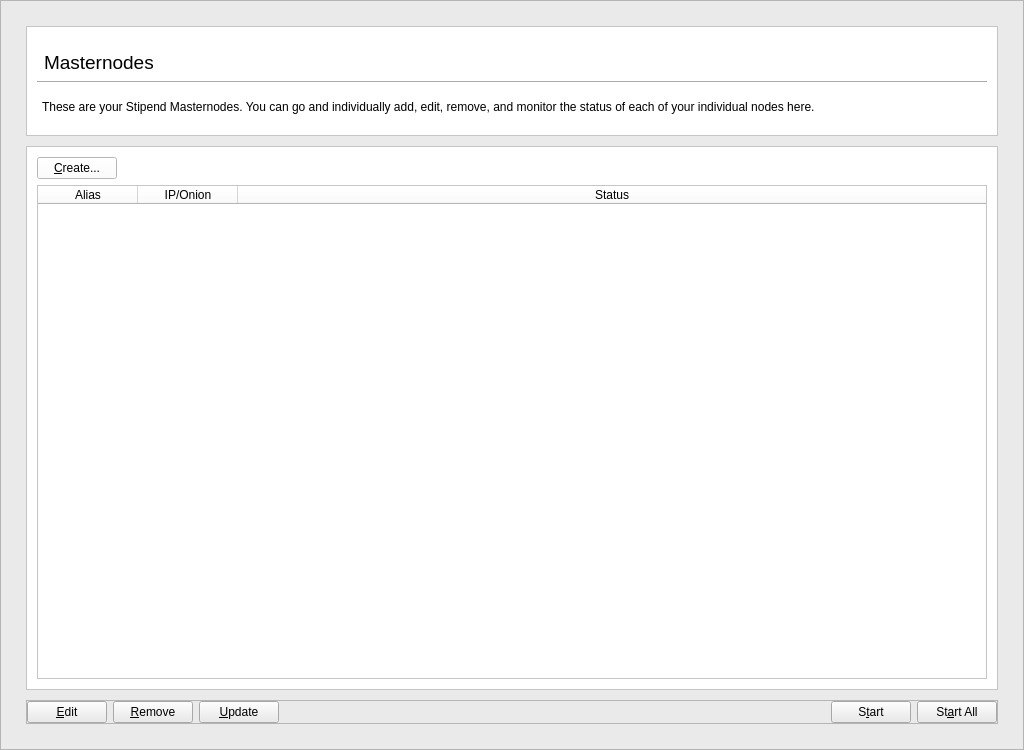
The window that src/qt/forms/masternodemanager.ui (Stipend-Developer/stipend) describes before a commit, drawn with Qt 5.
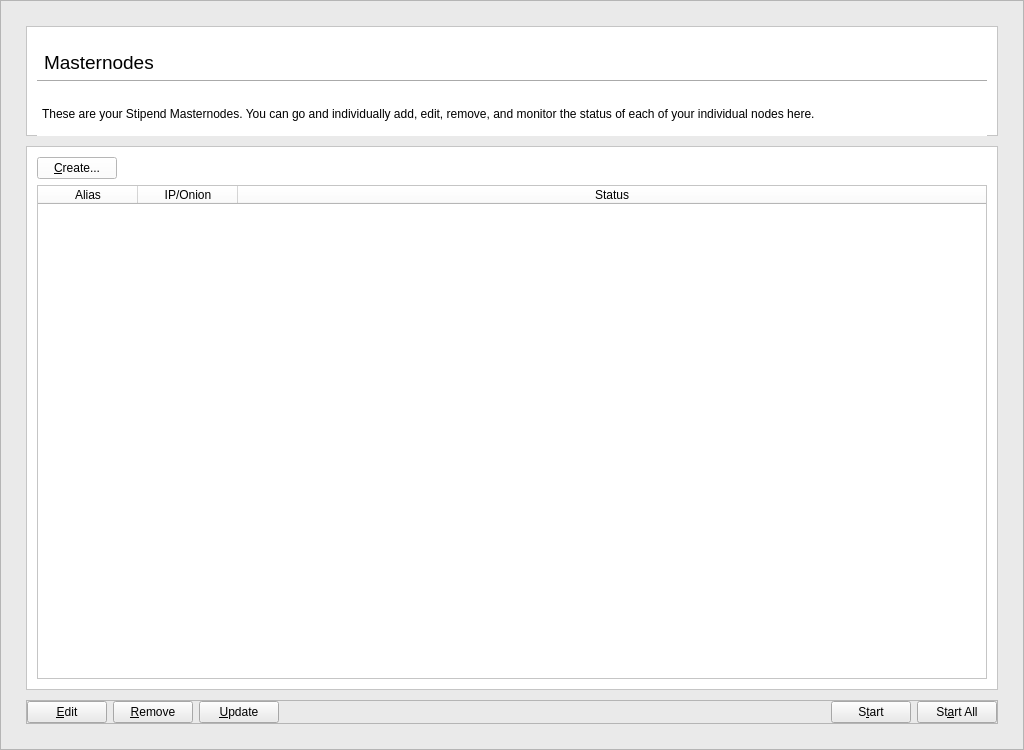
The same window after the commit.

Commit message: Finalize overviewpage.ui for wallet redesign

The edit to the form file:
```diff
--- a/src/qt/forms/masternodemanager.ui
+++ b/src/qt/forms/masternodemanager.ui
@@ -192,13 +192,13 @@
                <property name="minimumSize">
                 <size>
                  <width>0</width>
-                 <height>35</height>
+                 <height>50</height>
                 </size>
                </property>
                <property name="maximumSize">
                 <size>
                  <width>16777215</width>
-                 <height>35</height>
+                 <height>50</height>
                 </size>
                </property>
                <property name="styleSheet">
@@ -261,6 +261,19 @@
                </layout>
               </widget>
              </item>
+             <item>
+              <spacer name="verticalSpacer">
+               <property name="orientation">
+                <enum>Qt::Vertical</enum>
+               </property>
+               <property name="sizeHint" stdset="0">
+                <size>
+                 <width>20</width>
+                 <height>40</height>
+                </size>
+               </property>
+              </spacer>
+             </item>
             </layout>
            </item>
           </layout>
```
The commit also changes 1 other file.
